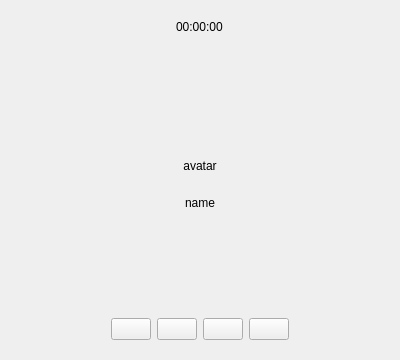
Above: src/modules/im/src/widget/form/CallDurationForm.ui from okstar-org/ok-msg-desktop before the change. Below: the same form after it.
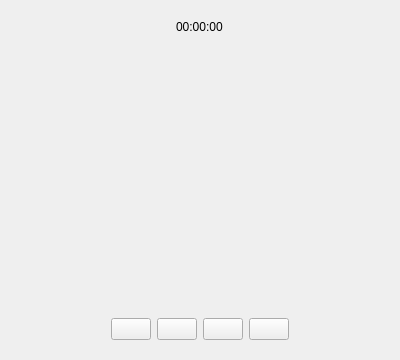
That is the form after the change.

What changed in the file:
```diff
--- a/src/modules/im/src/widget/form/CallDurationForm.ui
+++ b/src/modules/im/src/widget/form/CallDurationForm.ui
@@ -49,55 +49,7 @@
          <height>120</height>
         </size>
        </property>
-       <layout class="QGridLayout" name="gridLayout_2">
-        <item row="0" column="0" alignment="Qt::AlignHCenter|Qt::AlignVCenter">
-         <widget class="QWidget" name="contact" native="true">
-          <layout class="QVBoxLayout" name="verticalLayout_2">
-           <item>
-            <widget class="QLabel" name="avatar">
-             <property name="sizePolicy">
-              <sizepolicy hsizetype="Fixed" vsizetype="Fixed">
-               <horstretch>0</horstretch>
-               <verstretch>0</verstretch>
-              </sizepolicy>
-             </property>
-             <property name="minimumSize">
-              <size>
-               <width>48</width>
-               <height>48</height>
-              </size>
-             </property>
-             <property name="maximumSize">
-              <size>
-               <width>48</width>
-               <height>48</height>
-              </size>
-             </property>
-             <property name="layoutDirection">
-              <enum>Qt::LeftToRight</enum>
-             </property>
-             <property name="text">
-              <string notr="true">avatar</string>
-             </property>
-             <property name="alignment">
-              <set>Qt::AlignCenter</set>
-             </property>
-            </widget>
-           </item>
-           <item>
-            <widget class="QLabel" name="name">
-             <property name="text">
-              <string notr="true">name</string>
-             </property>
-             <property name="alignment">
-              <set>Qt::AlignCenter</set>
-             </property>
-            </widget>
-           </item>
-          </layout>
-         </widget>
-        </item>
-       </layout>
+       <layout class="QGridLayout" name="gridLayout_2"/>
       </widget>
      </item>
      <item alignment="Qt::AlignHCenter">
```
